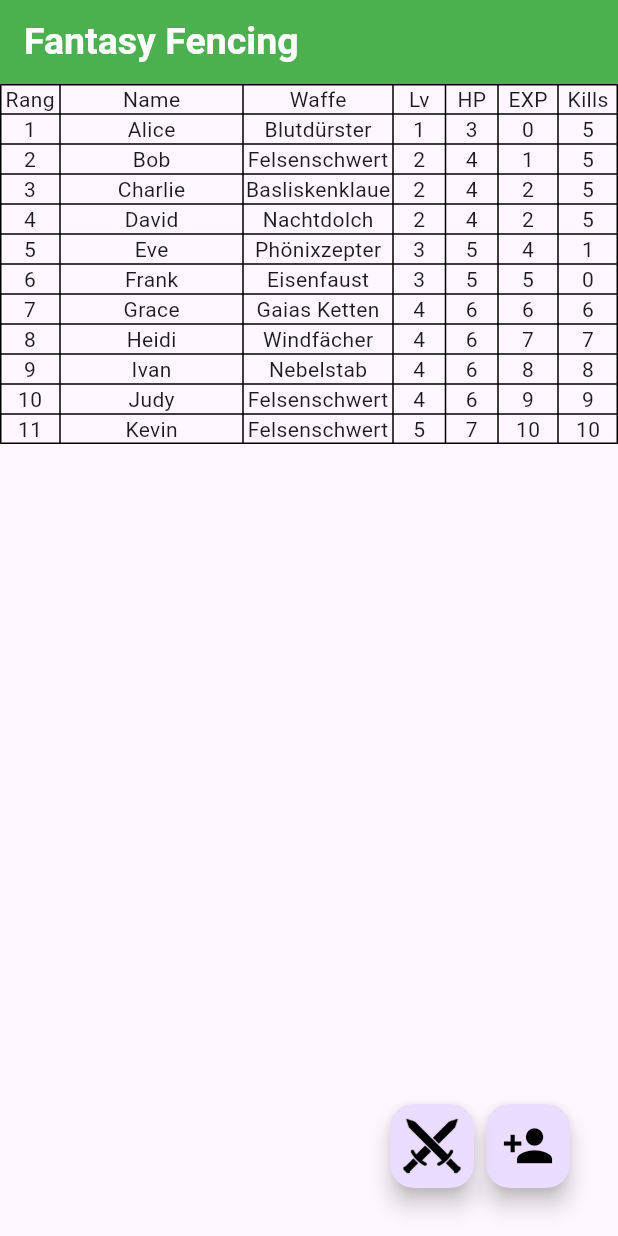
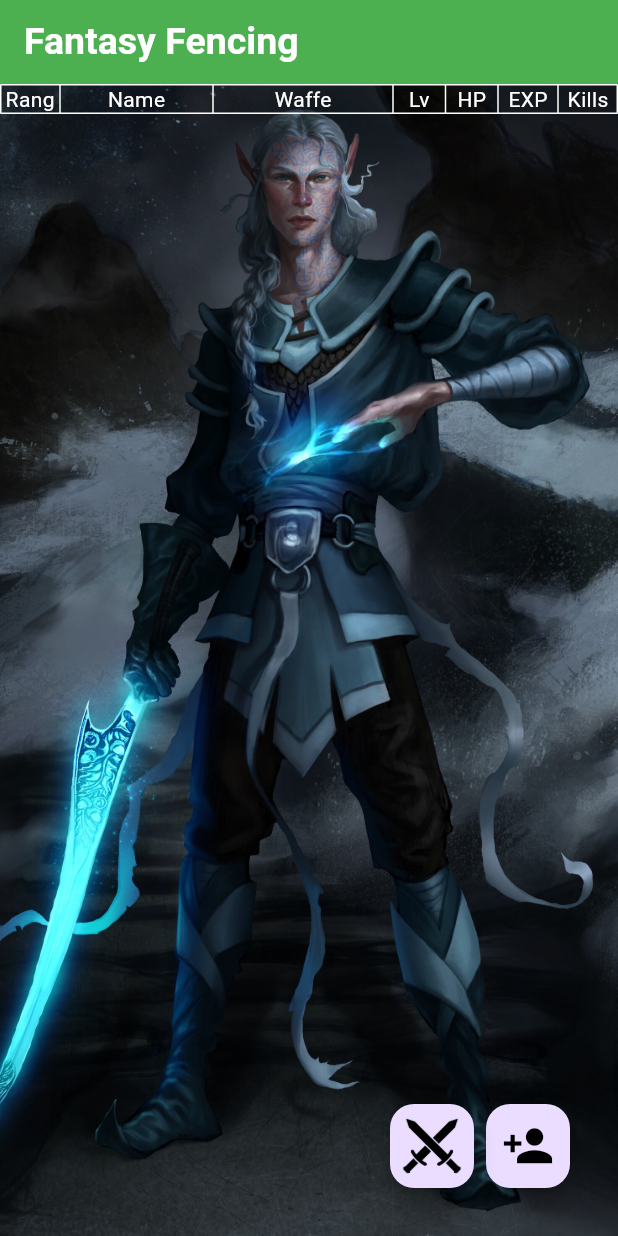
Before and after one commit to Frank1337/FantasyFencing, a Flutter app: the screen it shows after launch, on a phone screen of 412 x 824 dp. Run offline on Flutter 3.47's test engine with Material 3 defaults, Android fonts, the phone set to English and light mode, and no system bars.

Commit message:
Fixed landscape error for add Player dialog. Added Background image.

```diff
--- a/code/lib/Dialogs/AddPlayerDialog.dart
+++ b/code/lib/Dialogs/AddPlayerDialog.dart
@@ -48,7 +48,8 @@ class _AddPlayerDialogState extends PlayerDialogBaseState<AddPlayerDialog> {
         'Neuen Fantasy Fencer hinzufügen',
         style: TextStyle(color: Colors.green, fontWeight: FontWeight.bold),
       ),
-      content: Column(
+      content: SingleChildScrollView(
+        child: Column(
           mainAxisSize: MainAxisSize.min,
           children: [
             Row(
@@ -100,7 +101,8 @@ class _AddPlayerDialogState extends PlayerDialogBaseState<AddPlayerDialog> {
             ),
             Row(
               children: [
-              const Text('EXP:', style: TextStyle(fontWeight: FontWeight.bold)),
+                const Text('EXP:',
+                    style: TextStyle(fontWeight: FontWeight.bold)),
                 const SizedBox(width: 10),
                 Expanded(
                   child: TextField(
@@ -139,6 +141,7 @@ class _AddPlayerDialogState extends PlayerDialogBaseState<AddPlayerDialog> {
             ),
           ],
         ),
+      ),
       actions: <Widget>[
         ElevatedButton(
           style: ElevatedButton.styleFrom(
--- a/code/lib/Enumerations/Weapons.dart
+++ b/code/lib/Enumerations/Weapons.dart
@@ -18,7 +18,7 @@ extension WeaponsExtension on Weapons {
       case Weapons.Felsenschwert:
         return 'Felsenschwert';
       case Weapons.Basiliskenklaue:
-        return 'Basliskenklaue';
+        return 'Basiliskenklaue';
       case Weapons.Nachtdolch:
         return 'Nachtdolch';
       case Weapons.Eisenfaust:
@@ -42,7 +42,7 @@ extension WeaponsExtension on Weapons {
         return Weapons.Blutduerster;
       case 'Felsenschwert':
         return Weapons.Felsenschwert;
-      case 'Basliskenklaue':
+      case 'Basiliskenklaue':
         return Weapons.Basiliskenklaue;
       case 'Nachtdolch':
         return Weapons.Nachtdolch;
--- a/code/lib/Pages/HomePage.dart
+++ b/code/lib/Pages/HomePage.dart
@@ -13,33 +13,33 @@ class HomePage extends StatefulWidget {
 
 class _HomePageState extends State<HomePage> {
   final List<Player> _playerList = [
-    Player(
-        rang: 1, name: 'Alice', waffe: Weapons.Blutduerster, exp: 0, kills: 5),
-    Player(
-        rang: 2, name: 'Bob', waffe: Weapons.Felsenschwert, exp: 1, kills: 5),
-    Player(
-        rang: 3,
-        name: 'Charlie',
-        waffe: Weapons.Basiliskenklaue,
-        exp: 2,
-        kills: 5),
-    Player(rang: 4, name: 'David', waffe: Weapons.Nachtdolch, exp: 2, kills: 5),
-    Player(
-        rang: 5, name: 'Eve', waffe: Weapons.Phoenixzepter, exp: 4, kills: 1),
-    Player(rang: 6, name: 'Frank', waffe: Weapons.Eisenfaust, exp: 5, kills: 0),
-    Player(
-        rang: 7, name: 'Grace', waffe: Weapons.GaiasKetten, exp: 6, kills: 6),
-    Player(
-        rang: 8, name: 'Heidi', waffe: Weapons.Windfaecher, exp: 7, kills: 7),
-    Player(rang: 9, name: 'Ivan', waffe: Weapons.Nebelstab, exp: 8, kills: 8),
-    Player(
-        rang: 10, name: 'Judy', waffe: Weapons.Felsenschwert, exp: 9, kills: 9),
-    Player(
-        rang: 11,
-        name: 'Kevin',
-        waffe: Weapons.Felsenschwert,
-        exp: 10,
-        kills: 10),
+    // Player(
+    //     rang: 1, name: 'Alice', waffe: Weapons.Blutduerster, exp: 0, kills: 5),
+    // Player(
+    //     rang: 2, name: 'Bob', waffe: Weapons.Felsenschwert, exp: 1, kills: 5),
+    // Player(
+    //     rang: 3,
+    //     name: 'Charlie',
+    //     waffe: Weapons.Basiliskenklaue,
+    //     exp: 2,
+    //     kills: 5),
+    // Player(rang: 4, name: 'David', waffe: Weapons.Nachtdolch, exp: 2, kills: 5),
+    // Player(
+    //     rang: 5, name: 'Eve', waffe: Weapons.Phoenixzepter, exp: 4, kills: 1),
+    // Player(rang: 6, name: 'Frank', waffe: Weapons.Eisenfaust, exp: 5, kills: 0),
+    // Player(
+    //     rang: 7, name: 'Grace', waffe: Weapons.GaiasKetten, exp: 6, kills: 6),
+    // Player(
+    //     rang: 8, name: 'Heidi', waffe: Weapons.Windfaecher, exp: 7, kills: 7),
+    // Player(rang: 9, name: 'Ivan', waffe: Weapons.Nebelstab, exp: 8, kills: 8),
+    // Player(
+    //     rang: 10, name: 'Judy', waffe: Weapons.Felsenschwert, exp: 9, kills: 9),
+    // Player(
+    //     rang: 11,
+    //     name: 'Kevin',
+    //     waffe: Weapons.Felsenschwert,
+    //     exp: 10,
+    //     kills: 10),
   ];
 
   void displayAddPlayerDialog(BuildContext context) {
@@ -82,7 +82,14 @@ class _HomePageState extends State<HomePage> {
           ),
         ),
       ),
-      body: Column(
+      backgroundColor: Colors.black,
+      body: Stack(
+        children: [
+          Positioned.fill(
+            child:
+                Image.asset("images/fantasy_fencer_2.jpg", fit: BoxFit.cover),
+          ),
+          Column(
             mainAxisAlignment: MainAxisAlignment.start,
             children: <Widget>[
               Expanded(
@@ -90,45 +97,86 @@ class _HomePageState extends State<HomePage> {
                   columnWidths: const {
                     0: FixedColumnWidth(40.0),
                     1: FlexColumnWidth(),
-                2: FixedColumnWidth(100.0),
+                    2: FixedColumnWidth(120.0),
                     3: FixedColumnWidth(35.0),
                     4: FixedColumnWidth(35.0),
                     5: FixedColumnWidth(40.0),
                     6: FixedColumnWidth(40.0),
                   },
-              border: TableBorder.all(),
+                  border: TableBorder.all(color: Colors.white),
                   children: [
                     const TableRow(
+                      decoration: BoxDecoration(color: Colors.transparent),
                       children: [
-                    TableCell(child: Center(child: Text('Rang'))),
-                    TableCell(child: Center(child: Text('Name'))),
-                    TableCell(child: Center(child: Text('Waffe'))),
-                    TableCell(child: Center(child: Text('Lv'))),
-                    TableCell(child: Center(child: Text('HP'))),
-                    TableCell(child: Center(child: Text('EXP'))),
-                    TableCell(child: Center(child: Text('Kills'))),
+                        TableCell(
+                            child: Center(
+                                child: Text('Rang',
+                                    style: TextStyle(color: Colors.white)))),
+                        TableCell(
+                            child: Center(
+                                child: Text('Name',
+                                    style: TextStyle(color: Colors.white)))),
+                        TableCell(
+                            child: Center(
+                                child: Text('Waffe',
+                                    style: TextStyle(color: Colors.white)))),
+                        TableCell(
+                            child: Center(
+                                child: Text('Lv',
+                                    style: TextStyle(color: Colors.white)))),
+                        TableCell(
+                            child: Center(
+                                child: Text('HP',
+                                    style: TextStyle(color: Colors.white)))),
+                        TableCell(
+                            child: Center(
+                                child: Text('EXP',
+                                    style: TextStyle(color: Colors.white)))),
+                        TableCell(
+                            child: Center(
+                                child: Text('Kills',
+                                    style: TextStyle(color: Colors.white)))),
                       ],
                     ),
                     ..._playerList.map((player) {
                       return TableRow(
+                        decoration: BoxDecoration(color: Colors.transparent),
                         children: [
                           TableCell(
-                          child: Center(child: Text(player.rang.toString()))),
-                      TableCell(child: Center(child: Text(player.name))),
-                      TableCell(child: Center(child: Text(player.waffe.name))),
+                              child: Center(
+                                  child: Text(player.rang.toString(),
+                                      style: TextStyle(color: Colors.white)))),
                           TableCell(
-                          child: Center(child: Text(player.lv.toString()))),
+                              child: Center(
+                                  child: Text(player.name,
+                                      style: TextStyle(color: Colors.white)))),
                           TableCell(
-                          child: Center(child: Text(player.HP.toString()))),
+                              child: Center(
+                                  child: Text(player.waffe.name,
+                                      style: TextStyle(color: Colors.white)))),
                           TableCell(
-                          child: Center(child: Text(player.exp.toString()))),
+                              child: Center(
+                                  child: Text(player.lv.toString(),
+                                      style: TextStyle(color: Colors.white)))),
                           TableCell(
-                          child: Center(child: Text(player.kills.toString()))),
+                              child: Center(
+                                  child: Text(player.HP.toString(),
+                                      style: TextStyle(color: Colors.white)))),
+                          TableCell(
+                              child: Center(
+                                  child: Text(player.exp.toString(),
+                                      style: TextStyle(color: Colors.white)))),
+                          TableCell(
+                              child: Center(
+                                  child: Text(player.kills.toString(),
+                                      style: TextStyle(color: Colors.white)))),
                         ],
                       );
                     }),
                   ],
                 ),
+              ),
+            ],
           ),
         ],
       ),
@@ -149,7 +197,7 @@ class _HomePageState extends State<HomePage> {
           ),
           Positioned(
             bottom: 16,
-            right: 80, // Adjust the distance between the buttons
+            right: 80,
             child: FloatingActionButton(
                 onPressed: () => displayAddBattleDialog(context),
                 tooltip: 'Kampf eintragen',
```
Also changed, not shown: code/images/fantasy_fencer_2.jpg (added), 1 other file. Lines whose indentation alone changed are shown as unchanged.
